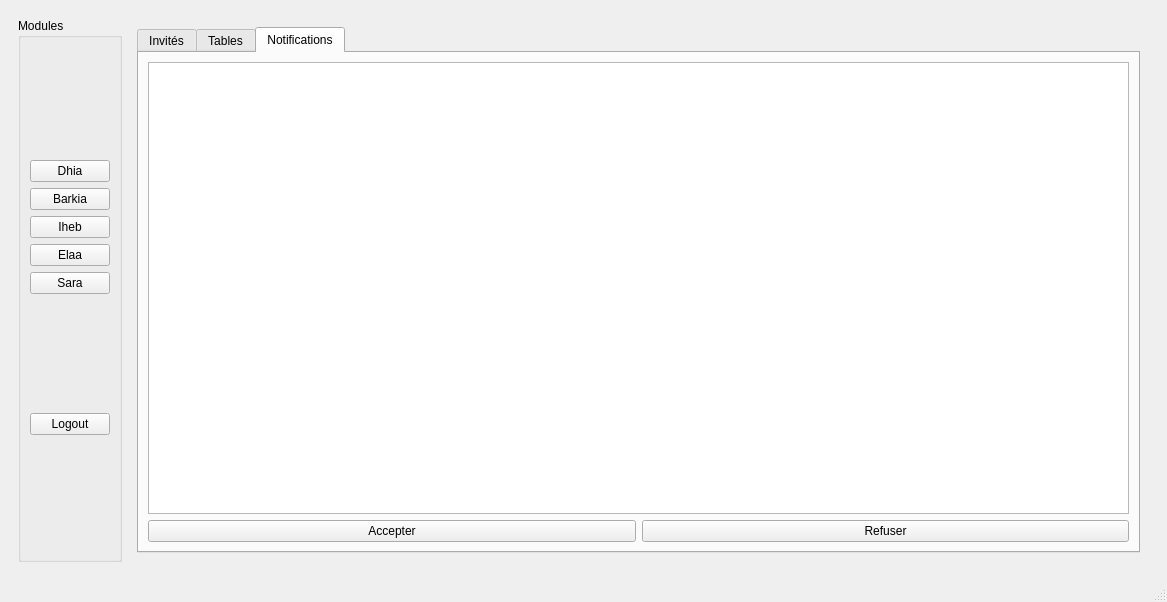
This is INTEGRATION/mainwindow.ui in dhiaabdelli1/Wedding_planner_2A1 as Qt 5 draws it before an edit. The edited form follows.
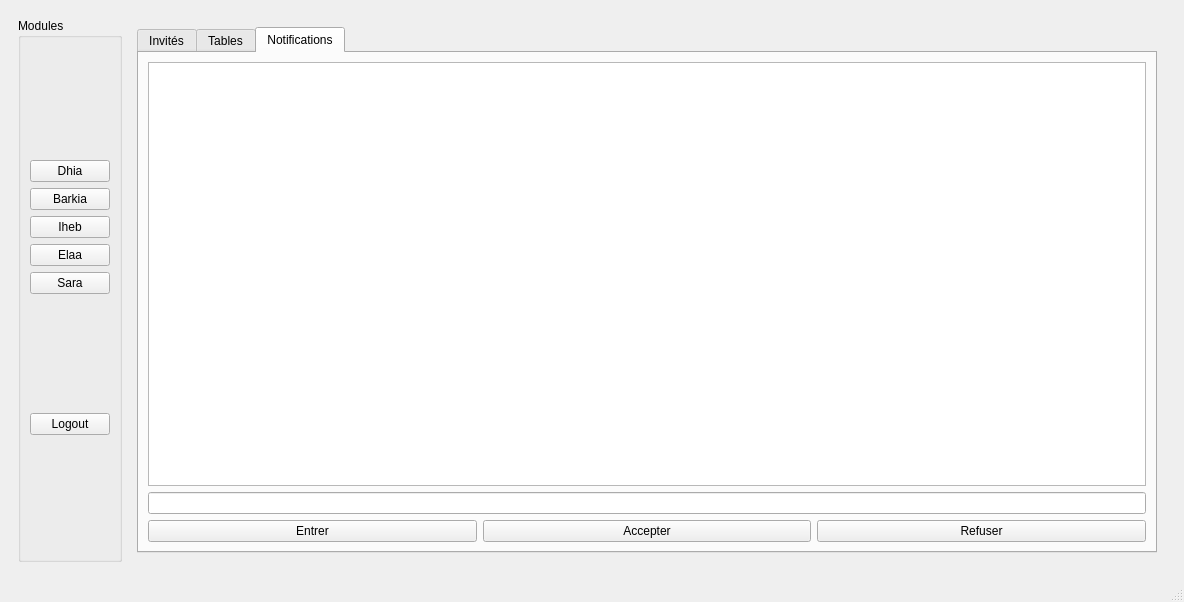
This is the edited form. The open tabs and pages were chosen to show the change.

```diff
--- a/INTEGRATION/mainwindow.ui
+++ b/INTEGRATION/mainwindow.ui
@@ -6,7 +6,7 @@
    <rect>
     <x>0</x>
     <y>0</y>
-    <width>1106</width>
+    <width>1184</width>
     <height>602</height>
    </rect>
   </property>
@@ -763,8 +763,18 @@
                           </item>
                          </layout>
                         </item>
+                        <item>
+                         <widget class="QLineEdit" name="enter_cin"/>
+                        </item>
                         <item>
                          <layout class="QHBoxLayout" name="horizontalLayout_53">
+                          <item>
+                           <widget class="QPushButton" name="entrer">
+                            <property name="text">
+                             <string>Entrer</string>
+                            </property>
+                           </widget>
+                          </item>
                           <item>
                            <widget class="QPushButton" name="accepter">
                             <property name="text">
```
Left out of the diff: 6 changed lines with no effect on the pictures.
